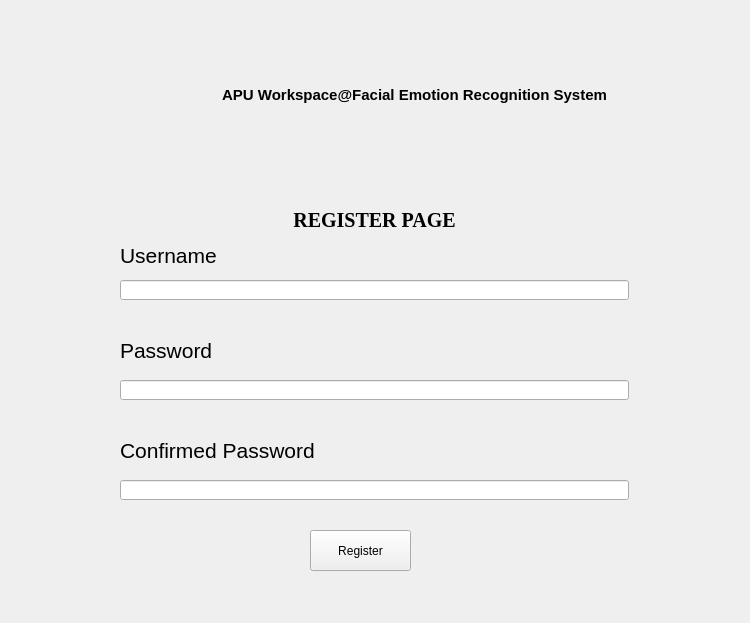
Above: UI/Register.ui from JJLee2910/Final-Year-Project before the change. Below: the same form after it.
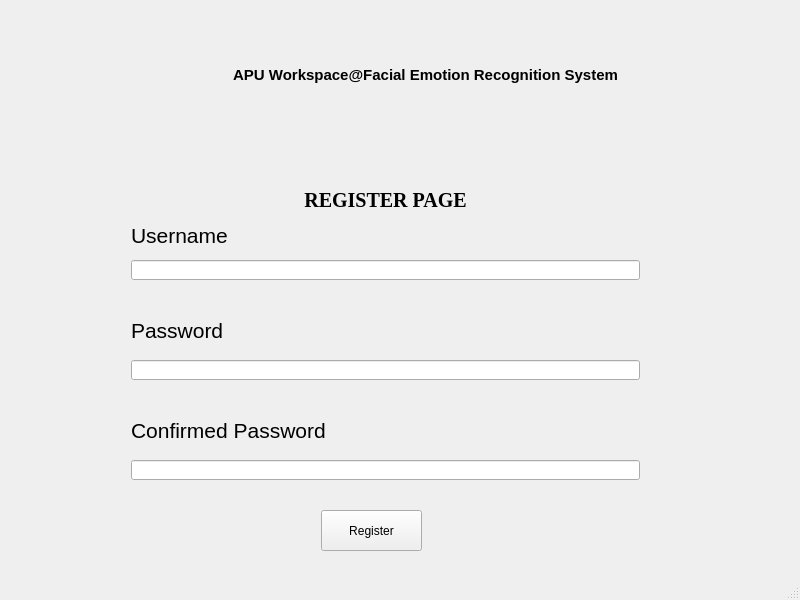
That is the form after the change. Icons and pictures are not drawn.

Commit message: completed page routing logic for login & register

What changed in the file:
```diff
--- a/UI/Register.ui
+++ b/UI/Register.ui
@@ -1,23 +1,24 @@
 <?xml version="1.0" encoding="UTF-8"?>
 <ui version="4.0">
- <class>registerForm</class>
- <widget class="QWidget" name="registerForm">
+ <class>MainWindow</class>
+ <widget class="QMainWindow" name="MainWindow">
   <property name="geometry">
    <rect>
     <x>0</x>
     <y>0</y>
-    <width>750</width>
-    <height>623</height>
+    <width>800</width>
+    <height>600</height>
    </rect>
   </property>
   <property name="windowTitle">
    <string>Form</string>
   </property>
+  <widget class="QWidget" name="centralwidget">
   <widget class="QWidget" name="regPageWidget" native="true">
    <property name="geometry">
     <rect>
-     <x>80</x>
-     <y>170</y>
+      <x>91</x>
+      <y>150</y>
      <width>591</width>
      <height>421</height>
     </rect>
@@ -177,8 +178,8 @@
   <widget class="QWidget" name="loginWidget" native="true">
    <property name="geometry">
     <rect>
-     <x>79</x>
-     <y>30</y>
+      <x>90</x>
+      <y>10</y>
      <width>591</width>
      <height>131</height>
     </rect>
@@ -227,6 +228,8 @@
     </property>
    </widget>
   </widget>
+  </widget>
+  <widget class="QStatusBar" name="statusbar"/>
  </widget>
  <resources>
   <include location="res.qrc"/>
```
Left out of the diff: 2 changed lines with no effect on the pictures. Lines whose indentation alone changed are shown as unchanged. The commit also changes 8 other files.
